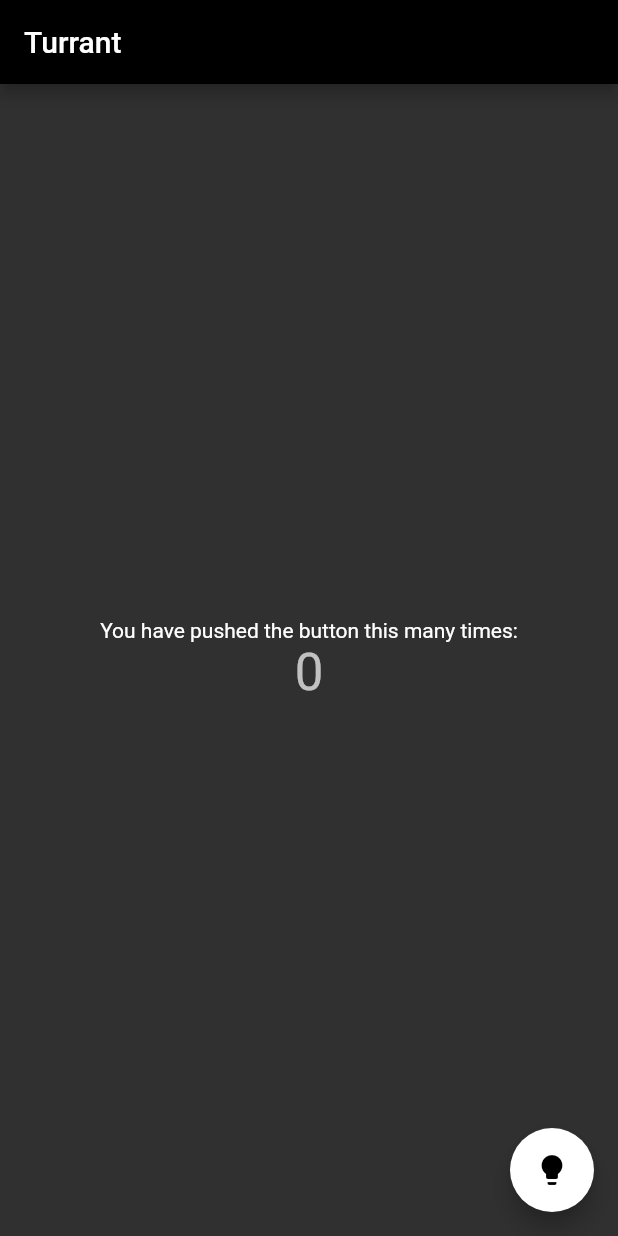
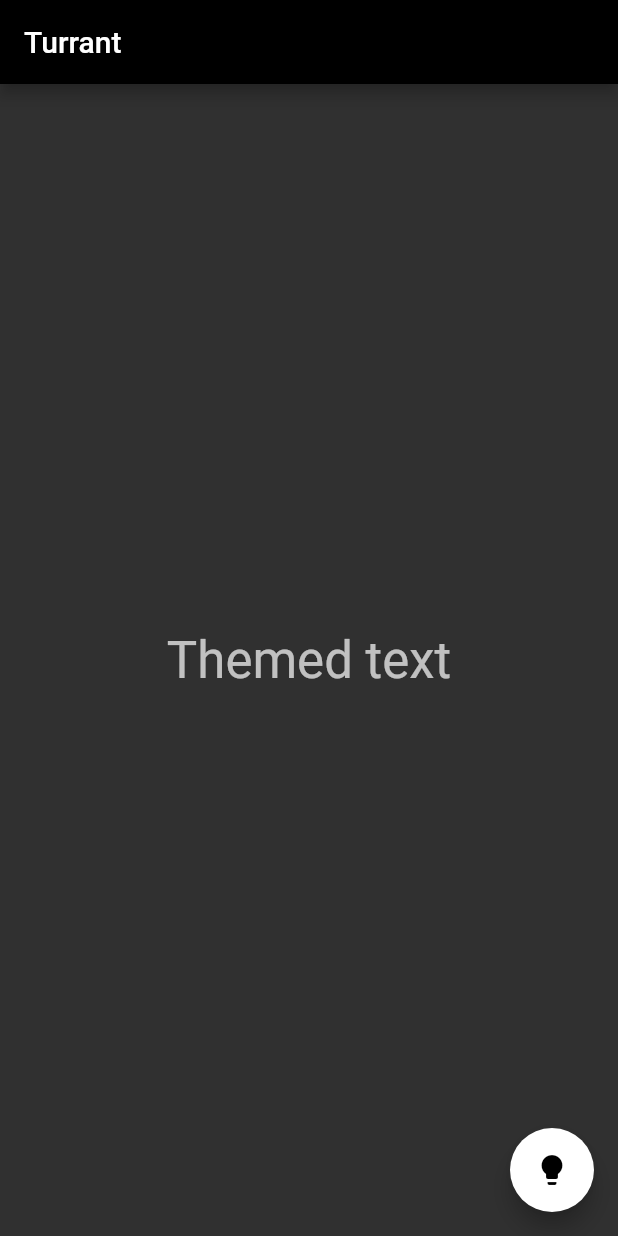
Before and after one commit to mohitkyadav/source-server-manager, a Flutter app: the screen it shows after launch, on a phone screen of 412 x 824 dp. Run offline on Flutter 3.47's test engine with Material 2 defaults, Android fonts, the phone set to English and light mode, and no system bars; our stand-ins replace shared_preferences.

Commit message:
fix homepage dummy text

```diff
--- a/lib/ui/home_page.dart
+++ b/lib/ui/home_page.dart
@@ -14,7 +14,6 @@ class HomePage extends StatefulWidget {
 }
 
 class _HomePageState extends State<HomePage> {
-  int _counter = 0;
   static const _title = 'Turrant';
 
   void _toggleTheme(BuildContext context) {
@@ -43,10 +42,7 @@ class _HomePageState extends State<HomePage> {
           mainAxisAlignment: MainAxisAlignment.center,
           children: <Widget>[
             Text(
-              'You have pushed the button this many times:',
-            ),
-            Text(
-              '$_counter',
+              'Themed text',
               style: Theme.of(context).textTheme.headline4,
             ),
           ],
@@ -56,7 +52,7 @@ class _HomePageState extends State<HomePage> {
         onPressed: () {
           _toggleTheme(context);
         },
-        tooltip: 'Increment',
+        tooltip: 'Toggle Theme',
         child: Icon(Icons.lightbulb),
       ),
     );
```
